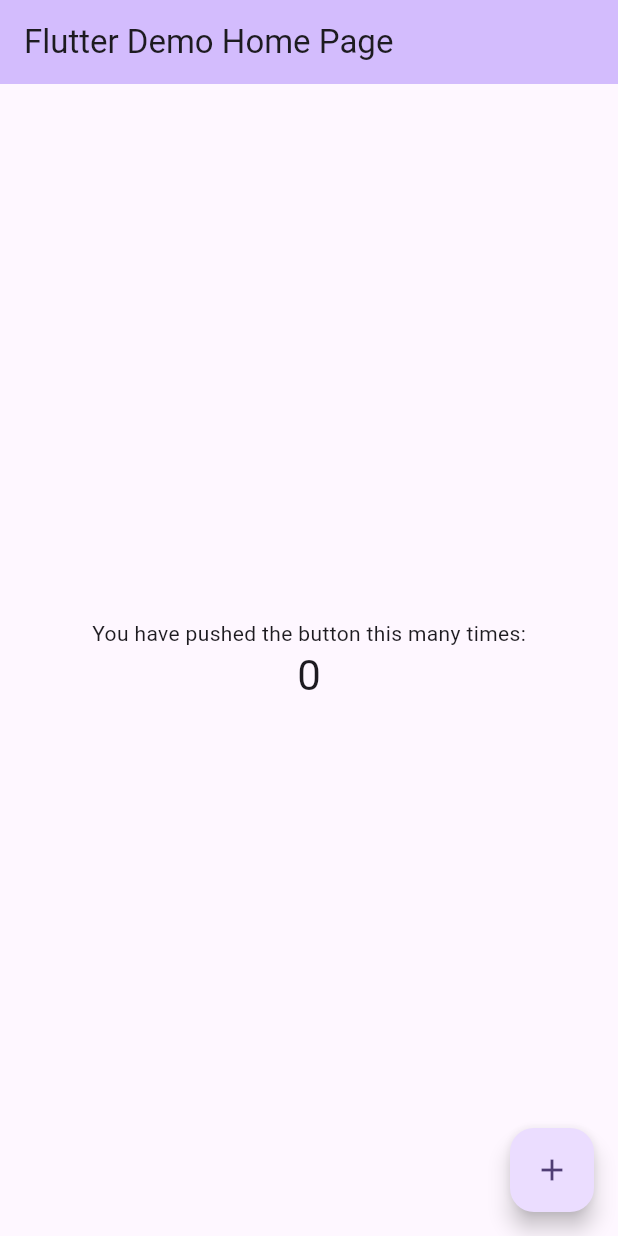
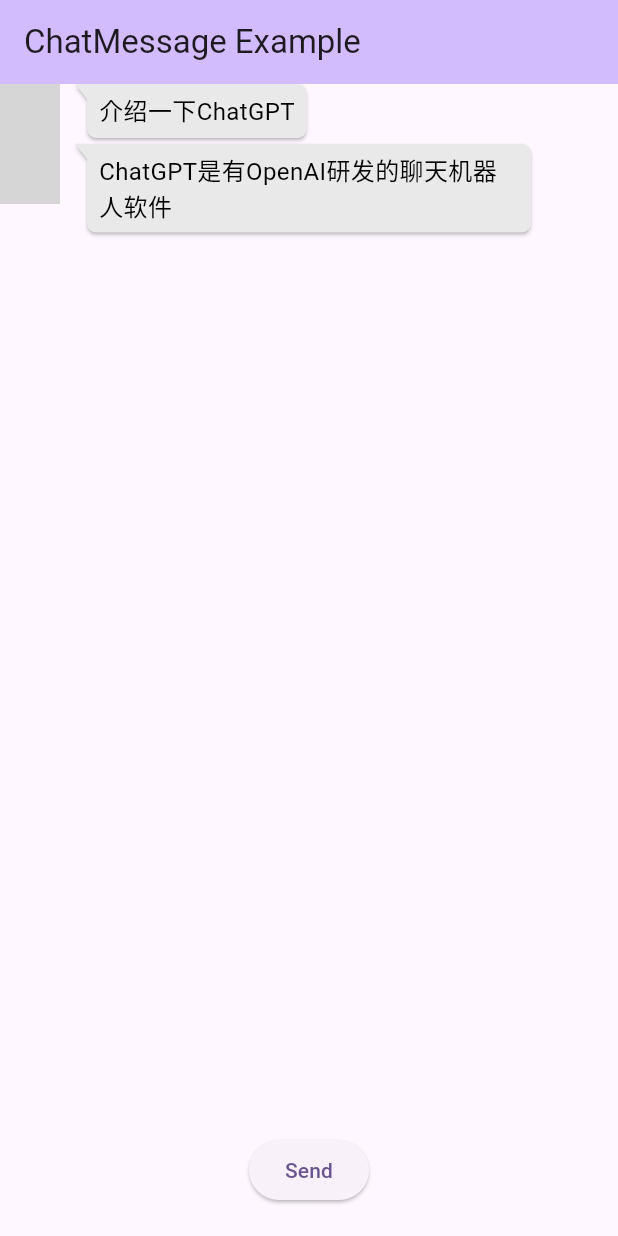
Before and after one commit to xiaoxiaoyang-sheep/flutter_sdk, a Flutter app: the screen it shows after launch, on a phone screen of 412 x 824 dp. Run offline on Flutter 3.47's test engine with Material 3 defaults, Android fonts, the phone set to English and light mode, and no system bars; missing offline and left inert: flutter_hi_cache; network calls fail; grey boxes are pictures that could not be loaded.

Commit message:
feat: 消息数据控制器

```diff
--- a/chat_message/example/lib/main.dart
+++ b/chat_message/example/lib/main.dart
@@ -1,3 +1,6 @@
+import 'package:chat_message/core/chat_controller.dart';
+import 'package:chat_message/models/message_model.dart';
+import 'package:chat_message/widgets/chat_list_widget.dart';
 import 'package:flutter/material.dart';
 
 void main() {
@@ -11,43 +14,18 @@ class MyApp extends StatelessWidget {
   @override
   Widget build(BuildContext context) {
     return MaterialApp(
-      title: 'Flutter Demo',
+      title: 'ChatMessage Example',
       theme: ThemeData(
-        // This is the theme of your application.
-        //
-        // TRY THIS: Try running your application with "flutter run". You'll see
-        // the application has a purple toolbar. Then, without quitting the app,
-        // try changing the seedColor in the colorScheme below to Colors.green
-        // and then invoke "hot reload" (save your changes or press the "hot
-        // reload" button in a Flutter-supported IDE, or press "r" if you used
-        // the command line to start the app).
-        //
-        // Notice that the counter didn't reset back to zero; the application
-        // state is not lost during the reload. To reset the state, use hot
-        // restart instead.
-        //
-        // This works for code too, not just values: Most code changes can be
-        // tested with just a hot reload.
         colorScheme: ColorScheme.fromSeed(seedColor: Colors.deepPurple),
         useMaterial3: true,
       ),
-      home: const MyHomePage(title: 'Flutter Demo Home Page'),
+      home: const MyHomePage(title: 'ChatMessage Example'),
     );
   }
 }
 
 class MyHomePage extends StatefulWidget {
   const MyHomePage({super.key, required this.title});
-
-  // This widget is the home page of your application. It is stateful, meaning
-  // that it has a State object (defined below) that contains fields that affect
-  // how it looks.
-
-  // This class is the configuration for the state. It holds the values (in this
-  // case the title) provided by the parent (in this case the App widget) and
-  // used by the build method of the State. Fields in a Widget subclass are
-  // always marked "final".
-
   final String title;
 
   @override
@@ -55,71 +33,73 @@ class MyHomePage extends StatefulWidget {
 }
 
 class _MyHomePageState extends State<MyHomePage> {
-  int _counter = 0;
+  int count = 0;
+  final List<MessageModel> _messageList = [
+    MessageModel(
+        ownerType: OwnerType.receiver,
+        content: 'ChatGPT是有OpenAI研发的聊天机器人软件',
+        createdAt: 1772058683000,
+        id: 2,
+        avatar: 'http://o.devio.org/images/o_as/avatar/tx2.jpeg',
+        ownerName: 'ChatGPT'),
+    MessageModel(
+        ownerType: OwnerType.receiver,
+        content: '介绍一下ChatGPT',
+        createdAt: 1772058683000,
+        id: 1,
+        avatar: 'http://o.devio.org/images/o_as/avatar/tx18.jpeg',
+        ownerName: 'Imooc')
+  ];
+  late ChatController chatController;
 
-  void _incrementCounter() {
-    setState(() {
-      // This call to setState tells the Flutter framework that something has
-      // changed in this State, which causes it to rerun the build method below
-      // so that the display can reflect the updated values. If we changed
-      // _counter without calling setState(), then the build method would not be
-      // called again, and so nothing would appear to happen.
-      _counter++;
-    });
+  @override
+  Widget build(BuildContext context) {
+    return Scaffold(
+        appBar: AppBar(
+          backgroundColor: Theme.of(context).colorScheme.inversePrimary,
+          title: Text(widget.title),
+        ),
+        body: Column(
+          children: [
+            Expanded(
+                child: ChatList(
+              chatController: chatController,
+            )),
+            Row(
+              mainAxisAlignment: MainAxisAlignment.spaceAround,
+              children: [
+                ElevatedButton(onPressed: _send, child: const Text('Send'))
+              ],
+            ),
+            const SizedBox(height: 20,)
+          ],
+        ));
   }
 
   @override
-  Widget build(BuildContext context) {
-    // This method is rerun every time setState is called, for instance as done
-    // by the _incrementCounter method above.
-    //
-    // The Flutter framework has been optimized to make rerunning build methods
-    // fast, so that you can just rebuild anything that needs updating rather
-    // than having to individually change instances of widgets.
-    return Scaffold(
-      appBar: AppBar(
-        // TRY THIS: Try changing the color here to a specific color (to
-        // Colors.amber, perhaps?) and trigger a hot reload to see the AppBar
-        // change color while the other colors stay the same.
-        backgroundColor: Theme.of(context).colorScheme.inversePrimary,
-        // Here we take the value from the MyHomePage object that was created by
-        // the App.build method, and use it to set our appbar title.
-        title: Text(widget.title),
-      ),
-      body: Center(
-        // Center is a layout widget. It takes a single child and positions it
-        // in the middle of the parent.
-        child: Column(
-          // Column is also a layout widget. It takes a list of children and
-          // arranges them vertically. By default, it sizes itself to fit its
-          // children horizontally, and tries to be as tall as its parent.
-          //
-          // Column has various properties to control how it sizes itself and
-          // how it positions its children. Here we use mainAxisAlignment to
-          // center the children vertically; the main axis here is the vertical
-          // axis because Columns are vertical (the cross axis would be
-          // horizontal).
-          //
-          // TRY THIS: Invoke "debug painting" (choose the "Toggle Debug Paint"
-          // action in the IDE, or press "p" in the console), to see the
-          // wireframe for each widget.
-          mainAxisAlignment: MainAxisAlignment.center,
-          children: <Widget>[
-            const Text(
-              'You have pushed the button this many times:',
-            ),
-            Text(
-              '$_counter',
-              style: Theme.of(context).textTheme.headlineMedium,
-            ),
-          ],
-        ),
-      ),
-      floatingActionButton: FloatingActionButton(
-        onPressed: _incrementCounter,
-        tooltip: 'Increment',
-        child: const Icon(Icons.add),
-      ), // This trailing comma makes auto-formatting nicer for build methods.
+  void initState() {
+    super.initState();
+    chatController = ChatController(
+        initialMessageList: _messageList, scrollController: ScrollController());
+  }
+
+  void _send() {
+    chatController.addMessage(
+      MessageModel(
+          ownerType: OwnerType.sender,
+          content: 'hello ${count++}',
+          createdAt: DateTime.now().millisecondsSinceEpoch,
+          avatar: 'http://o.devio.org/images/o_as/avatar/tx2.jpeg',
+          ownerName: 'Imooc'),
     );
+
+    Future.delayed(const Duration(milliseconds: 2000), () {
+      chatController.addMessage(MessageModel(
+          ownerType: OwnerType.receiver,
+          content: 'Nice',
+          createdAt: DateTime.now().millisecondsSinceEpoch,
+          avatar: 'http://o.devio.org/images/o_as/avatar/tx2.jpeg',
+          ownerName: 'ChatGPT'));
+    });
   }
 }
--- a/chat_message/lib/core/chat_controller.dart
+++ b/chat_message/lib/core/chat_controller.dart
@@ -20,17 +20,21 @@ class ChatController extends IChatController {
   }
 
   void widgetReady() {
-    if(!messageStreamController.isClosed) {
+    if (!messageStreamController.isClosed) {
       messageStreamController.sink.add(initialMessageList);
     }
-    if(initialMessageList.isNotEmpty) {
+    if (initialMessageList.isNotEmpty) {
       scrollToLastMessage();
     }
   }
 
   @override
   void addMessage(MessageModel message) {
-    // TODO: implement addMessage
+    if (messageStreamController.isClosed) return;
+    // List反转后列是从下往上展示，所以新来的消息需要插入到数据第0个位置
+    initialMessageList.insert(0, message);
+    messageStreamController.sink.add(initialMessageList);
+    scrollToLastMessage();
   }
 
   @override
--- a/chat_message/lib/models/message_model.dart
+++ b/chat_message/lib/models/message_model.dart
@@ -30,7 +30,7 @@ class MessageModel {
   final String content;
 
   // milliseconds since
-  final int createAt;
+  final int createdAt;
 
   // 是否展示创建时间
   bool showCreatedTime = false;
@@ -41,14 +41,14 @@ class MessageModel {
       required this.ownerType,
       this.avatar,
       required this.content,
-      required this.createAt})
+      required this.createdAt})
       : key = GlobalKey();
 
   factory MessageModel.fromJson(Map<String, dynamic> json) => MessageModel(
       ownerType: _of(json['ownerType']),
       ownerName: json['ownerName'],
       content: json['content'],
-      createAt: json['createAt'],
+      createdAt: json['createdAt'],
       avatar: json['avatar'],
       id: json['id']);
 
@@ -56,7 +56,7 @@ class MessageModel {
     'id': id,
     'ownerType': ownerType.toString(),
     'content': content,
-    'createAt': createAt,
+    'createdAt': createdAt,
     'avatar': avatar,
     'ownerName': ownerName,
   };
--- /dev/null
+++ b/chat_message/lib/widgets/chat_list_widget.dart
@@ -0,0 +1,76 @@
+import 'package:chat_message/core/chat_controller.dart';
+import 'package:chat_message/models/message_model.dart';
+import 'package:chat_message/widgets/default_message_widget.dart';
+import 'package:flutter/material.dart';
+
+class ChatList extends StatefulWidget {
+  /// ChatList 的控制器
+  final ChatController chatController;
+  final EdgeInsetsGeometry? padding;
+
+  const ChatList({super.key, required this.chatController, this.padding});
+
+  @override
+  State<ChatList> createState() => _ChatListState();
+}
+
+class _ChatListState extends State<ChatList> {
+  ChatController get chatController => widget.chatController;
+  ScrollController get scrollController => chatController.scrollController;
+
+  Widget get _chatStreamBuilder => StreamBuilder(
+      stream: chatController.messageStreamController.stream,
+      builder:
+          (BuildContext context, AsyncSnapshot<List<MessageModel>> snapshot) {
+        return snapshot.connectionState == ConnectionState.active
+            ? ListView.builder(
+                shrinkWrap: true,
+                reverse: true,
+                padding: widget.padding,
+                controller: scrollController,
+                itemCount: snapshot.data?.length ?? 0,
+                itemBuilder: (BuildContext context, int index) {
+                  var model = snapshot.data![index];
+                  // todo
+                  return DefaultMessageWidget(key: model.key, message: model);
+                })
+            : const Center(
+                child: CircularProgressIndicator(),
+              );
+      });
+
+  @override
+  Widget build(BuildContext context) {
+    // 配合shrinkWrap: true 使用，解决数据少的时候数据底部对齐的问题
+    return Align(
+      alignment: Alignment.topCenter,
+      child: _chatStreamBuilder,
+    );
+  }
+
+  @override
+  void initState() {
+    super.initState();
+    chatController.widgetReady();
+  }
+
+  @override
+  void dispose() {
+    chatController.dispose();
+    super.dispose();
+  }
+
+  Widget _buildMessageWidget(
+      {required GlobalKey<State<StatefulWidget>> key,
+      required MessageModel message}) {
+    return Container(
+      margin: const EdgeInsets.all(5),
+      padding: const EdgeInsets.only(top: 15, bottom: 15),
+      decoration: BoxDecoration(
+          color: message.ownerType == OwnerType.receiver
+              ? Colors.amberAccent
+              : Colors.blue),
+      child: Text('${message.ownerName} ${message.content} ${message.avatar}'),
+    );
+  }
+}
--- /dev/null
+++ b/chat_message/lib/widgets/default_message_widget.dart
@@ -0,0 +1,113 @@
+import 'package:bubble/bubble.dart';
+import 'package:chat_message/models/message_model.dart';
+import 'package:flutter/material.dart';
+import 'package:flutter/widgets.dart';
+
+class DefaultMessageWidget extends StatelessWidget {
+  final MessageModel message;
+  final String? fontFamily;
+  final double fontSize;
+  final double avatarSize;
+  final Color? textColor;
+  final Color? backgroundColor;
+
+  const DefaultMessageWidget(
+      {required GlobalKey key,
+      required this.message,
+      this.fontFamily,
+      this.fontSize = 16,
+      this.avatarSize = 40,
+      this.textColor,
+      this.backgroundColor})
+      : super(key: key);
+
+  Widget get _buildCircleAvatar {
+    var child = message.avatar is String
+        ? ClipOval(
+            child: Image.network(
+              message.avatar!,
+              height: avatarSize,
+              width: avatarSize,
+            ),
+          )
+        : CircleAvatar(
+            radius: 20,
+            child: Text(
+              senderInitial,
+              style: const TextStyle(fontSize: 16),
+            ),
+          );
+    return child;
+  }
+
+  String get senderInitial {
+    if (message.ownerName == null) return "";
+    List<String> chars = message.ownerName!.split(" ");
+    if (chars.length > 1) {
+      return chars[0];
+    } else {
+      return message.ownerName![0];
+    }
+  }
+
+  double? get contentMargin => avatarSize + 10;
+
+  @override
+  Widget build(BuildContext context) {
+    Widget content = message.ownerType == OwnerType.receiver
+        ? _buildReceiver(context)
+        : _buildSender(context);
+    return content;
+  }
+
+  _buildReceiver(BuildContext context) {
+    return Row(
+      mainAxisSize: MainAxisSize.max,
+      crossAxisAlignment: CrossAxisAlignment.start,
+      mainAxisAlignment: MainAxisAlignment.start,
+      children: [
+        _buildCircleAvatar,
+        Flexible(
+            child: Bubble(
+          margin: BubbleEdges.fromLTRB(10, 0, contentMargin, 0),
+          alignment: Alignment.topLeft,
+          stick: true,
+          nip: BubbleNip.leftTop,
+          color: backgroundColor ?? const Color.fromRGBO(233, 233, 233, 19),
+          child: _buildContentText(TextAlign.left, context),
+        ))
+      ],
+    );
+  }
+
+  _buildSender(BuildContext context) {
+    return Row(
+      mainAxisSize: MainAxisSize.max,
+      crossAxisAlignment: CrossAxisAlignment.start,
+      mainAxisAlignment: MainAxisAlignment.end,
+      children: [
+        Flexible(
+            child: Bubble(
+          margin: BubbleEdges.fromLTRB(contentMargin, 0, 10, 0),
+          alignment: Alignment.topRight,
+          stick: true,
+          nip: BubbleNip.rightTop,
+          color: backgroundColor ?? Colors.white,
+          child: _buildContentText(TextAlign.left, context),
+        )),
+        _buildCircleAvatar,
+      ],
+    );
+  }
+
+  _buildContentText(TextAlign align, BuildContext context) {
+    return Text(
+      message.content,
+      textAlign: align,
+      style: TextStyle(
+          fontSize: fontSize,
+          color: textColor ?? Colors.black,
+          fontFamily: fontFamily),
+    );
+  }
+}
--- a/chat_message/pubspec.yaml
+++ b/chat_message/pubspec.yaml
@@ -8,6 +8,7 @@ environment:
   flutter: ">=1.17.0"
 
 dependencies:
+  bubble: ^1.2.1
   flutter:
     sdk: flutter
 
```
Also changed, not shown: chat_message/example/pubspec.lock, 1 other file.
